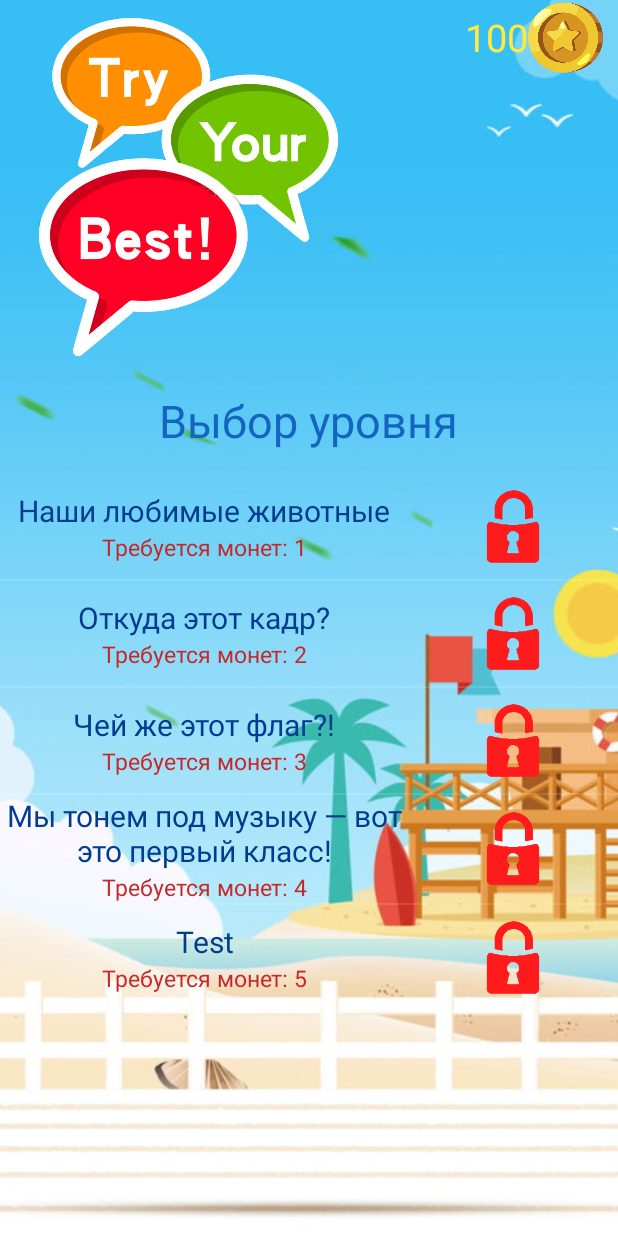
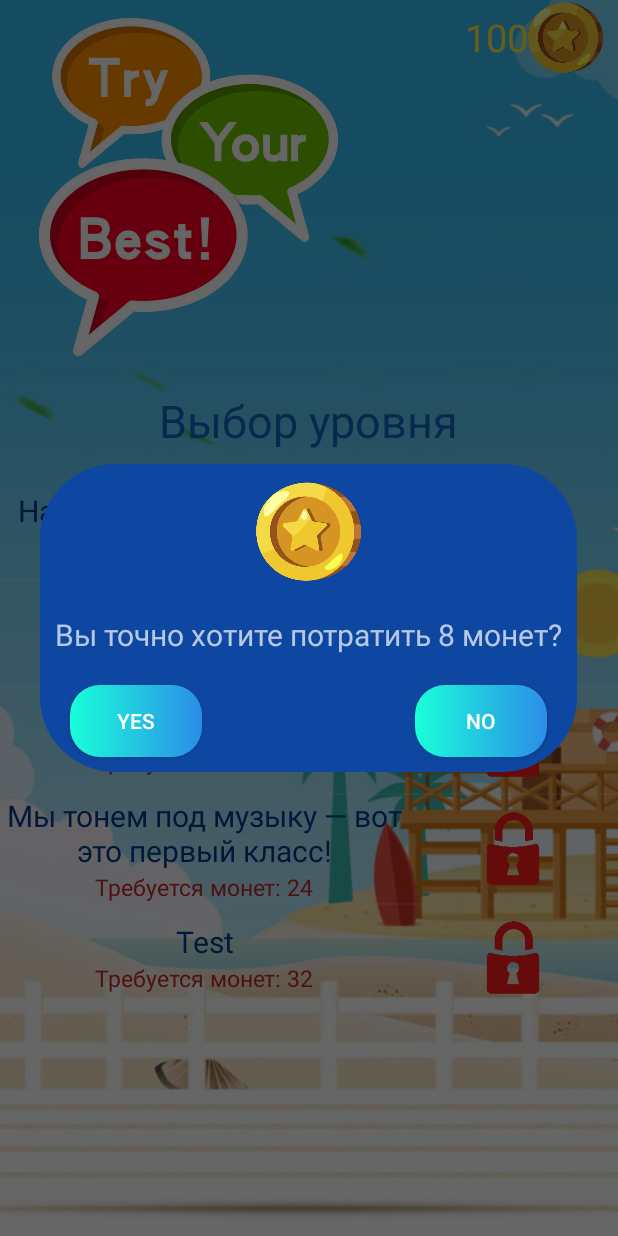
Before and after one commit to Policarp-wq/Quiz, an Android app: the LevelSelection screen opened directly, with no data from a screen before it, after a tap on "Откуда этот кадр?", on a phone screen of 412 x 824 dp. Run offline under Robolectric (Android 15) with nearby library versions, the phone set to English and light mode, and no system bars.

Commit message:
Quiz game

```diff
--- a/app/src/main/java/game/evgeha/logicalquiz/LevelInfo.java
+++ b/app/src/main/java/game/evgeha/logicalquiz/LevelInfo.java
@@ -27,4 +27,6 @@ public class LevelInfo {
     public void setUnLocked() {
         locked = false;
     }
+
+    public void setCost(int cost){ this.cost = cost; }
 }
--- a/app/src/main/java/game/evgeha/logicalquiz/LevelSelection.java
+++ b/app/src/main/java/game/evgeha/logicalquiz/LevelSelection.java
@@ -23,8 +23,7 @@ public class LevelSelection extends AppCompatActivity {
 
     private ListView lvl_types;
     private TextView cnt;
-    final int[] cost = {1, 2, 3, 4, 5}; //Стоимости уровней
-    static boolean[] locked = {true, true, true, true, true}; //Состояние уровня(закрыт/открыт)
+
 
     @Override
     protected void onCreate(Bundle savedInstanceState) {
@@ -36,43 +35,48 @@ public class LevelSelection extends AppCompatActivity {
         cnt = (TextView)findViewById(R.id.coin_cnt);
         cnt.setText(Integer.toString(coin_count)); //Отображаем кол-во монет
         lvl_types = (ListView)findViewById(R.id.level_types);
-        LevelInfo_adapter adapter = new LevelInfo_adapter(this, makeLevel()); //Создаём listView классов LevelInfo с помощью адаптера
+
+       LevelInfo[] levelInf = makeLevel();
+
+        LevelInfo_adapter adapter = new LevelInfo_adapter(this, levelInf); //Создаём listView классов LevelInfo с помощью адаптера
         lvl_types.setAdapter(adapter);
         lvl_types.setOnItemClickListener(new AdapterView.OnItemClickListener() {
             @Override
             public void onItemClick(AdapterView<?> parent, View itemClicked, int position, long id) {
                 //Если у нас уровень закрыт, но денег хватает
-                if(locked[position] == true && cost[position] <= coin_count){
+                if(levelInf[position].isLocked() && levelInf[position].getCost() <= coin_count){
                     //Диалоговое окно
-                  /*  dialog = new Dialog(LevelSelection.this);
+                    dialog = new Dialog(LevelSelection.this);
                     dialog.setContentView(R.layout.preview_dialog_window); // Что будет показывать диалоговое окно
                     dialog.getWindow().setBackgroundDrawable(new ColorDrawable(Color.TRANSPARENT)); // Сделаем задний фон прозрачным
                     dialog.setCancelable(false); // Окно можно закрыть только выбрав какой-лио вариант
                     Button btn_yes = (Button)dialog.findViewById(R.id.yes);
                     Button btn_no = (Button)dialog.findViewById(R.id.no);
-                    boolean accept;
-                    btn_no.setOnClickListener(new View.OnClickListener() {
+                    TextView question = (TextView)dialog.findViewById(R.id.ask);
+                    question.setText(getString(R.string.Warn) + " " + levelInf[position].getCost() + " монет?");
+                    btn_no.setOnClickListener(new View.OnClickListener() { // Нажатие на кнопку отказа
                         @Override
                         public void onClick(View v) {
                             dialog.dismiss();
                         }
                     });
 
-                    btn_yes.setOnClickListener(new View.OnClickListener() {
+                    btn_yes.setOnClickListener(new View.OnClickListener() { // Нажатие на кнопку соглашения
                         @Override
                         public void onClick(View v) {
-                            LevelSelection.locked[position] = false;
-                            coin_count -= cost[position];
+                            levelInf[position].setUnLocked();
+                            // Нужно менять состояние в самом ресурсном массиве!!!
+                            coin_count -= levelInf[position].getCost();
                             dialog.dismiss();
                             // Обновляем экран
                             finish();
                             startActivity(getIntent());
                         }
                     });
-                    dialog.show();*/
+                    dialog.show();
                 }
                 //Если у нас уровень закрыт, но денег не хватает
-                else if(locked[position] == true && cost[position] > coin_count) {
+                else if(levelInf[position].isLocked() == true && levelInf[position].getCost() > coin_count) {
                 }
                 //Если у нас уровень открыт
                 else {
@@ -89,9 +93,13 @@ public class LevelSelection extends AppCompatActivity {
     //Наполнение listView с помощью адаптера
     LevelInfo[] makeLevel(){
         LevelInfo[] arr = new LevelInfo[5];
+
         String[] name = getResources().getStringArray(R.array.level_name);
+        int[] cost = getResources().getIntArray(R.array.сosts); //Стоимости уровней
+        int[] locked = getResources().getIntArray(R.array.locked_statuses);
+
         for(int i = 0; i < arr.length; i++){
-            LevelInfo level = new LevelInfo(name[i], cost[i], locked[i]);
+            LevelInfo level = new LevelInfo(name[i], cost[i], locked[i] == 1);
             arr[i] = level;
         }
         return arr;
--- a/app/src/main/res/layout/preview_dialog_window.xml
+++ b/app/src/main/res/layout/preview_dialog_window.xml
@@ -9,35 +9,50 @@
     android:scaleType="centerCrop"
     android:layout_margin="10dp"
     android:background="@drawable/dialog_background_shape">
+
     <RelativeLayout
+        android:id="@+id/dialog"
         android:layout_width="match_parent"
-        android:layout_height="match_parent"
-        android:padding="15dp">
+        android:layout_height="wrap_content">
         <ImageView
-            android:layout_width="50dp"
-            android:layout_height="50dp"
-            android:id="@+id/thematic_png"
-            app:srcCompat="@drawable/coin"
-            android:layout_centerHorizontal="true">
+            android:layout_width="70dp"
+            android:layout_height="70dp"
+            android:id="@+id/coin_img"
+            android:src="@drawable/coin"
+            android:layout_centerHorizontal="true"
+            android:layout_margin="10dp">
         </ImageView>
         <TextView
-            android:id="@+id/dialog_txt"
             android:layout_width="wrap_content"
             android:layout_height="wrap_content"
+            android:id="@+id/ask"
+            android:layout_below="@+id/coin_img"
             android:layout_centerHorizontal="true"
-            android:layout_below="@id/thematic_png"
             android:text="@string/Warn"
             android:textSize="20sp"
-            android:textColor="@color/golden">
+            android:layout_margin="10dp">
         </TextView>
-
         <Button
-            android:id="@+id/button"
             android:layout_width="wrap_content"
             android:layout_height="wrap_content"
-            android:text="Button" />
+            android:id="@+id/yes"
+            android:text="YES"
+            android:background="@drawable/custom_button"
+            android:layout_below="@+id/ask"
+            android:layout_alignLeft="@id/ask"
+            android:layout_margin="10dp">
+        </Button>
+        <Button
+            android:layout_width="wrap_content"
+            android:layout_height="wrap_content"
+            android:id="@+id/no"
+            android:text="NO"
+            android:background="@drawable/custom_button"
+            android:layout_below="@+id/ask"
+            android:layout_alignRight="@id/ask"
+            android:layout_margin="10dp">
+        </Button>
+    </RelativeLayout>
 
 
-    </RelativeLayout>
-
 </LinearLayout>
--- /dev/null
+++ b/app/src/main/res/values/locked_statuses.xml
@@ -0,0 +1,11 @@
+<?xml version="1.0" encoding="utf-8"?>
+<resources>
+    <integer-array name="locked_statuses">
+        <item>0</item>
+        <item>1</item>
+        <item>1</item>
+        <item>1</item>
+        <item>1</item>
+    </integer-array>
+
+</resources>
--- a/app/src/main/res/values/strings.xml
+++ b/app/src/main/res/values/strings.xml
@@ -3,5 +3,5 @@
     <string name="start">Начать играть</string>
     <string name="name">Викторина на логику</string>
     <string name="Title">Выбор уровня</string>
-    <string name="Warn">Вы точно хотите потратить ?</string>
+    <string name="Warn">Вы точно хотите потратить</string>
 </resources>
```
